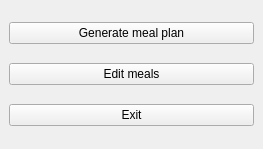
Above: Ui_Files/MainWindow.ui from mfiejtek/MealGambler before the change. Below: the same form after it.
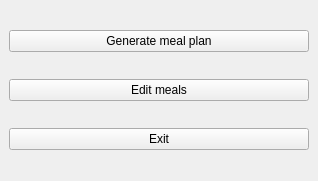
That is the form after the change.

What changed in the file:
```diff
--- a/Ui_Files/MainWindow.ui
+++ b/Ui_Files/MainWindow.ui
@@ -6,8 +6,8 @@
    <rect>
     <x>0</x>
     <y>0</y>
-    <width>263</width>
-    <height>149</height>
+    <width>318</width>
+    <height>181</height>
    </rect>
   </property>
   <property name="windowTitle">
```
